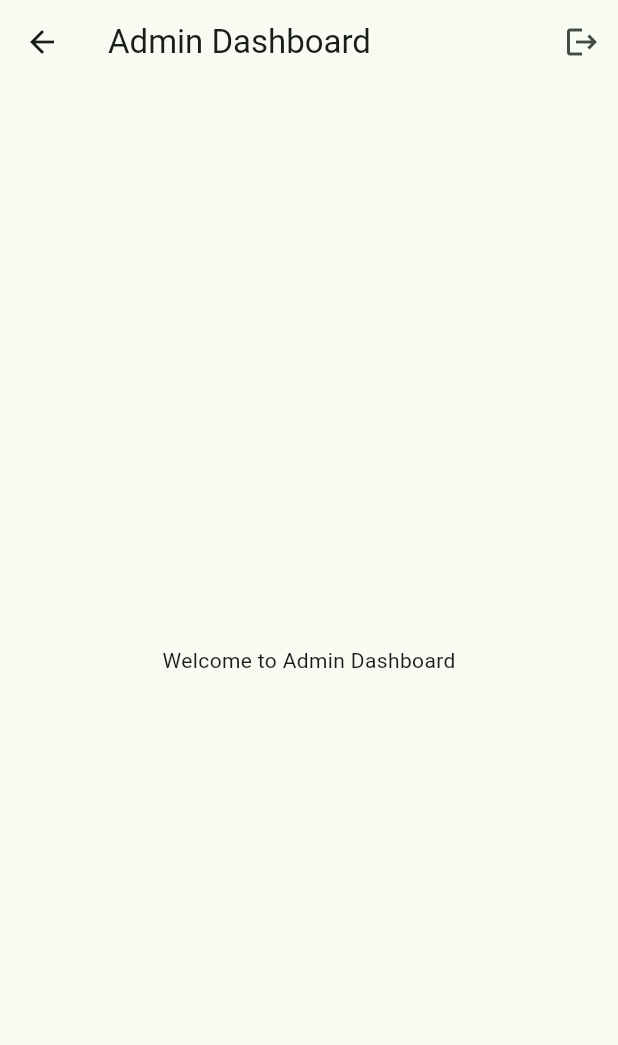
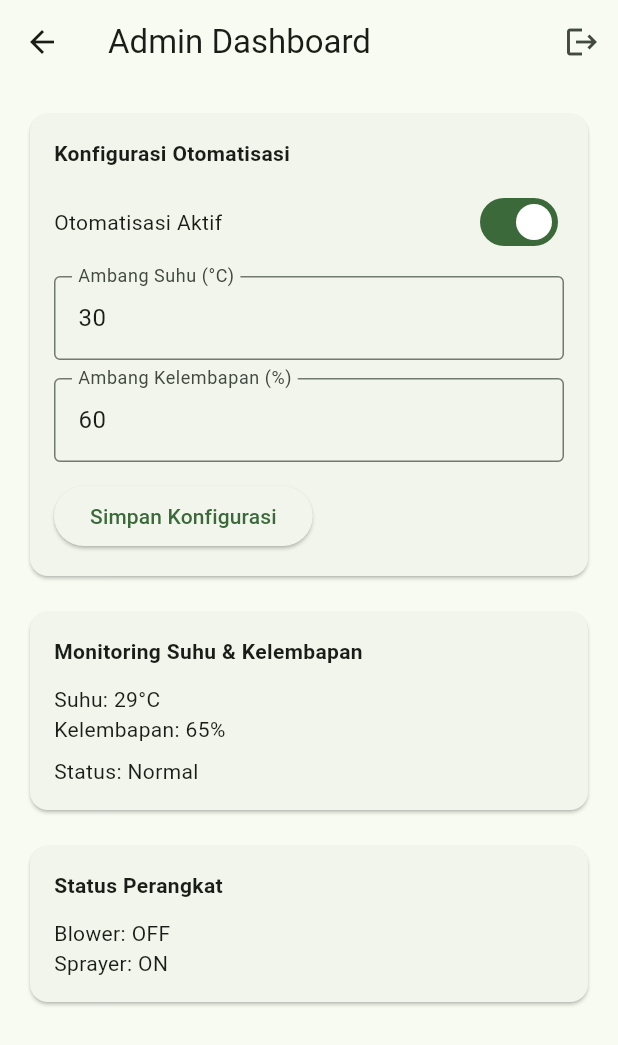
Before and after one commit to Aryaaa30/0114_GreenGrow, a Flutter app: the AdminDashboardScreen screen opened by its route, on a phone screen of 412 x 824 dp. Shown: the top 1045 px of the screen. Run offline on Flutter 3.47's test engine with Material 3 defaults, Android fonts, the phone set to English and light mode, and no system bars; our stand-ins replace dio, equatable, flutter_bloc, flutter_secure_storage, form_validator; accounts and stored records are empty.

```diff
--- a/lib/presentation/pages/dashboard/admin_dashboard_screen.dart
+++ b/lib/presentation/pages/dashboard/admin_dashboard_screen.dart
@@ -20,8 +20,85 @@ class AdminDashboardScreen extends StatelessWidget {
           ),
         ],
       ),
-      body: const Center(
-        child: Text('Welcome to Admin Dashboard'),
+      body: SingleChildScrollView(
+        padding: const EdgeInsets.all(16),
+        child: Column(
+          crossAxisAlignment: CrossAxisAlignment.stretch,
+          children: [
+            Card(
+              child: Padding(
+                padding: const EdgeInsets.all(16),
+                child: Column(
+                  crossAxisAlignment: CrossAxisAlignment.start,
+                  children: [
+                    const Text('Konfigurasi Otomatisasi', style: TextStyle(fontWeight: FontWeight.bold)),
+                    const SizedBox(height: 12),
+                    Row(
+                      children: [
+                        const Text('Otomatisasi Aktif'),
+                        const Spacer(),
+                        Switch(value: true, onChanged: (v) {}), // Dummy
+                      ],
+                    ),
+                    const SizedBox(height: 12),
+                    TextFormField(
+                      decoration: const InputDecoration(
+                        labelText: 'Ambang Suhu (°C)',
+                        border: OutlineInputBorder(),
+                      ),
+                      initialValue: '30',
+                    ),
+                    const SizedBox(height: 12),
+                    TextFormField(
+                      decoration: const InputDecoration(
+                        labelText: 'Ambang Kelembapan (%)',
+                        border: OutlineInputBorder(),
+                      ),
+                      initialValue: '60',
+                    ),
+                    const SizedBox(height: 12),
+                    ElevatedButton(
+                      onPressed: () {},
+                      child: const Text('Simpan Konfigurasi'),
+                    ),
+                  ],
+                ),
+              ),
+            ),
+            const SizedBox(height: 16),
+            Card(
+              child: Padding(
+                padding: const EdgeInsets.all(16),
+                child: Column(
+                  crossAxisAlignment: CrossAxisAlignment.start,
+                  children: const [
+                    Text('Monitoring Suhu & Kelembapan', style: TextStyle(fontWeight: FontWeight.bold)),
+                    SizedBox(height: 12),
+                    Text('Suhu: 29°C'),
+                    Text('Kelembapan: 65%'),
+                    SizedBox(height: 8),
+                    Text('Status: Normal'),
+                  ],
+                ),
+              ),
+            ),
+            const SizedBox(height: 16),
+            Card(
+              child: Padding(
+                padding: const EdgeInsets.all(16),
+                child: Column(
+                  crossAxisAlignment: CrossAxisAlignment.start,
+                  children: const [
+                    Text('Status Perangkat', style: TextStyle(fontWeight: FontWeight.bold)),
+                    SizedBox(height: 12),
+                    Text('Blower: OFF'),
+                    Text('Sprayer: ON'),
+                  ],
+                ),
+              ),
+            ),
+          ],
+        ),
       ),
     );
   }
```
Also changed, not shown: lib/presentation/pages/dashboard/farmer_dashboard_screen.dart (+82 -13 lines).
